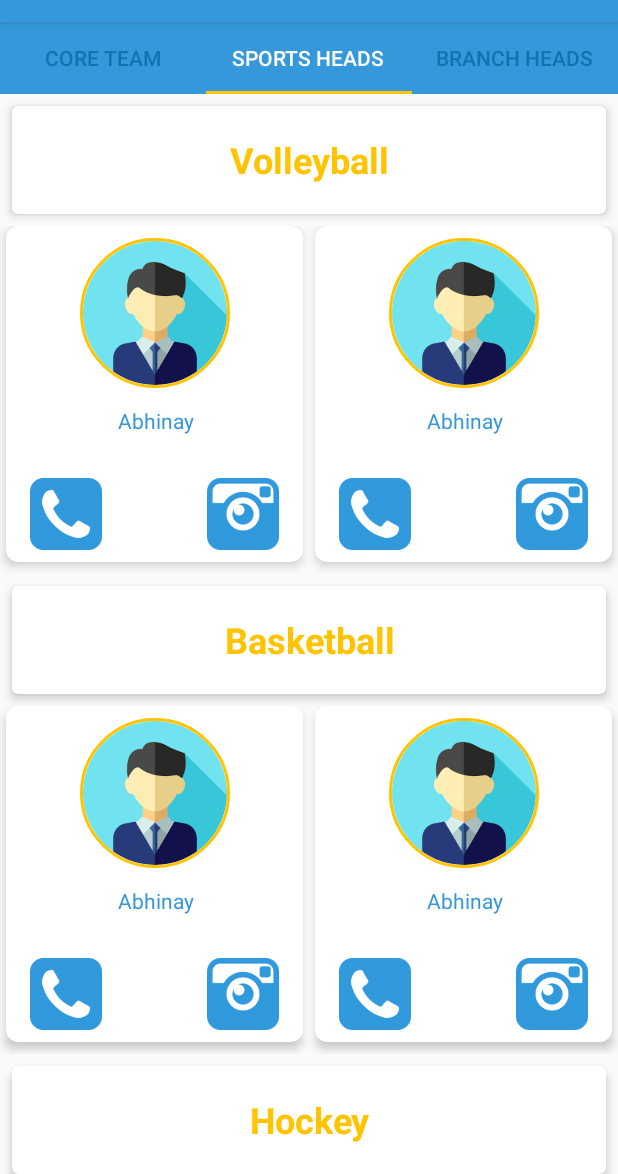
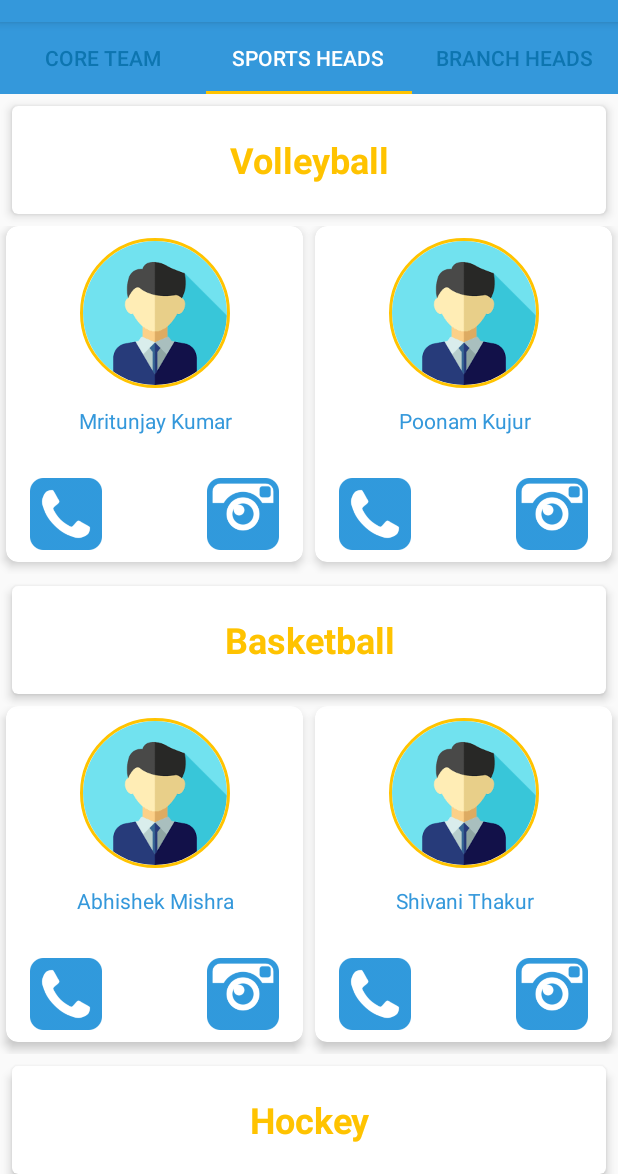
Before and after one commit to DevAdarshAnurag/UrjaNITJSR, an Android app: the CoreTeamFragment screen opened directly, with no data from a screen before it, tab 2 chosen, on a phone screen of 412 x 824 dp, the part 62-1236 px from its top. Run offline under Robolectric (Android 15) with nearby library versions, the phone set to English and light mode, and no system bars; our stand-ins replace CircleImageView.

Commit message:
Added team members and corrected major bug in dev and core adapters

```diff
--- a/app/src/main/java/com/nitjsr/urja1920/Activities/DevelopersActivity.java
+++ b/app/src/main/java/com/nitjsr/urja1920/Activities/DevelopersActivity.java
@@ -23,12 +23,12 @@ public class DevelopersActivity extends AppCompatActivity {
         setContentView(R.layout.activity_developers);
 
         ArrayList<Devperson> devs = new ArrayList<>();
-        devs.add(new Devperson("Adarsh Anurag", "", "", "", R.drawable.avatar));
-        devs.add(new Devperson("Aman Srivastav", "", "", "", R.drawable.avatar));
-        devs.add(new Devperson("Abhinay Kumar", "", "", "", R.drawable.avatar));
-        devs.add(new Devperson("Ritik Raj", "", "", "", R.drawable.avatar));
+        devs.add(new Devperson("Adarsh Anurag", "9801540653", "https://www.instagram.com/adarsh_nightmare_anurag", "", R.drawable.avatar));
+        devs.add(new Devperson("Aman Srivastava", "7903764490", "https://www.instagram.com/", "", R.drawable.avatar));
+        devs.add(new Devperson("Abhinay Kumar", "#", "https://www.instagram.com/", "", R.drawable.avatar));
+        devs.add(new Devperson("Ritik Raj", "#", "https://www.instagram.com/", "", R.drawable.avatar));
         recyclerView = findViewById(R.id.recycler);
-        developerAdapter = new DeveloperAdapter(devs);
+        developerAdapter = new DeveloperAdapter(devs,this);
         recyclerView.setLayoutManager(new LinearLayoutManager(DevelopersActivity.this));
         recyclerView.setAdapter(developerAdapter);
     }
--- a/app/src/main/java/com/nitjsr/urja1920/Adapters/CoreTeamAdapter.java
+++ b/app/src/main/java/com/nitjsr/urja1920/Adapters/CoreTeamAdapter.java
@@ -23,15 +23,15 @@ import de.hdodenhof.circleimageview.CircleImageView;
 public class CoreTeamAdapter extends RecyclerView.Adapter<CoreTeamAdapter.MyViewHolder> {
 
     ArrayList<String> posts;
-    int pos;
     ArrayList<ArrayList<TeamPerson>> persons;
     Context context;
 
 
-    public  CoreTeamAdapter(ArrayList<String>posts, ArrayList<ArrayList<TeamPerson>> persons)
+    public  CoreTeamAdapter(ArrayList<String>posts, ArrayList<ArrayList<TeamPerson>> persons, Context context)
     {
         this.posts=posts;
         this.persons=persons;
+        this.context = context;
     }
 
 
@@ -39,7 +39,7 @@ public class CoreTeamAdapter extends RecyclerView.Adapter<CoreTeamAdapter.MyView
     @NonNull
     @Override
     public MyViewHolder onCreateViewHolder(@NonNull ViewGroup parent, int viewType) {
-        context=parent.getContext();
+
         View view= LayoutInflater.from(parent.getContext()).inflate(R.layout.list_item,parent,false);
         MyViewHolder myViewHolder=new MyViewHolder(view);
         return myViewHolder;
@@ -47,15 +47,13 @@ public class CoreTeamAdapter extends RecyclerView.Adapter<CoreTeamAdapter.MyView
 
     @Override
     public void onBindViewHolder(@NonNull MyViewHolder holder,  int position) {
-        pos=position;
-
         holder.last_person_name.setText(persons.get(position).get(persons.get(position).size()-1).getName());
         holder.last_person_image.setImageResource(persons.get(position).get(persons.get(position).size()-1).getImgurl());
         holder.last_person_phone.setOnClickListener(new View.OnClickListener() {
             @Override
             public void onClick(View view) {
                 Intent intent=new Intent(Intent.ACTION_DIAL);
-                intent.setData(Uri.parse("tel:"+persons.get(pos).get(persons.get(pos).size()-1).getPhone()));
+                intent.setData(Uri.parse("tel:"+persons.get(position).get(persons.get(position).size()-1).getPhone()));
                 context.startActivity(intent);
             }
         });
@@ -63,7 +61,7 @@ public class CoreTeamAdapter extends RecyclerView.Adapter<CoreTeamAdapter.MyView
             @Override
             public void onClick(View view) {
                 Intent intent=new Intent(Intent.ACTION_VIEW);
-                intent.setData(Uri.parse(persons.get(pos).get(persons.get(pos).size()-1).getInsta()));
+                intent.setData(Uri.parse(persons.get(position).get(persons.get(position).size()-1).getInsta()));
                 context.startActivity(intent);
             }
         });
--- a/app/src/main/java/com/nitjsr/urja1920/Adapters/DeveloperAdapter.java
+++ b/app/src/main/java/com/nitjsr/urja1920/Adapters/DeveloperAdapter.java
@@ -8,44 +8,44 @@ import android.view.View;
 import android.view.ViewGroup;
 import android.widget.ImageView;
 import android.widget.TextView;
-import com.nitjsr.urja1920.R;
-import androidx.annotation.NonNull;
-import androidx.recyclerview.widget.RecyclerView;
 
 import com.nitjsr.urja1920.Models.Devperson;
+import com.nitjsr.urja1920.R;
 
 import java.util.ArrayList;
 
+import androidx.annotation.NonNull;
+import androidx.recyclerview.widget.RecyclerView;
 import de.hdodenhof.circleimageview.CircleImageView;
 
 public class DeveloperAdapter extends RecyclerView.Adapter<DeveloperAdapter.MyViewHolder> {
     ArrayList<Devperson> devs;
-    int pos;
     Context context;
-    public  DeveloperAdapter(ArrayList<Devperson> devs)
-    {
-        this.devs=devs;
+
+    public DeveloperAdapter(ArrayList<Devperson> devs, Context context) {
+        this.devs = devs;
+        this.context = context;
     }
 
     @NonNull
     @Override
     public MyViewHolder onCreateViewHolder(@NonNull ViewGroup parent, int viewType) {
-        context=parent.getContext();
-        View view= LayoutInflater.from(parent.getContext()).inflate(R.layout.developers_list_item,parent,false);
-        MyViewHolder viewHolder=new MyViewHolder(view);
+
+        View view = LayoutInflater.from(parent.getContext()).inflate(R.layout.developers_list_item, parent, false);
+        MyViewHolder viewHolder = new MyViewHolder(view);
         return viewHolder;
     }
 
     @Override
     public void onBindViewHolder(@NonNull MyViewHolder holder, int position) {
-        pos=position;
         holder.devname.setText(devs.get(position).getName());
         holder.devimg.setImageResource(devs.get(position).getImg());
         holder.insta.setOnClickListener(new View.OnClickListener() {
             @Override
             public void onClick(View view) {
-                Intent intent=new Intent(Intent.ACTION_VIEW);
-                intent.setData(Uri.parse(devs.get(pos).getInsta()));
+                Intent intent = new Intent(Intent.ACTION_VIEW);
+                intent.setData(Uri.parse(devs.get(position).getInsta()));
+                context.startActivity(intent);
             }
         });
 
@@ -53,18 +53,18 @@ public class DeveloperAdapter extends RecyclerView.Adapter<DeveloperAdapter.MyVi
             @Override
             public void onClick(View view) {
 
-                Intent intent=new Intent(Intent.ACTION_VIEW);
-                intent.setData(Uri.parse(devs.get(pos).getLinkd()));
-
+                Intent intent = new Intent(Intent.ACTION_VIEW);
+                intent.setData(Uri.parse(devs.get(position).getLinkd()));
+                context.startActivity(intent);
             }
         });
 
         holder.whats.setOnClickListener(new View.OnClickListener() {
             @Override
             public void onClick(View view) {
-
-                Intent intent=new Intent(Intent.ACTION_VIEW);
-                intent.setData(Uri.parse(devs.get(pos).getWhats()));
+                Intent intent = new Intent(Intent.ACTION_DIAL);
+                intent.setData(Uri.parse("tel:" + devs.get(position).getWhats()));
+                context.startActivity(intent);
             }
         });
 
@@ -78,15 +78,16 @@ public class DeveloperAdapter extends RecyclerView.Adapter<DeveloperAdapter.MyVi
     class MyViewHolder extends RecyclerView.ViewHolder {
         CircleImageView devimg;
         TextView devname;
-        ImageView insta,linkd,whats;
+        ImageView insta, linkd, whats;
+
         public MyViewHolder(@NonNull View itemView) {
             super(itemView);
 
-            devimg=itemView.findViewById(R.id.dev_image);
-            devname=itemView.findViewById(R.id.dev_name);
-            insta=itemView.findViewById(R.id.insta);
-            whats=itemView.findViewById(R.id.whats);
-            linkd=itemView.findViewById(R.id.linkd);
+            devimg = itemView.findViewById(R.id.dev_image);
+            devname = itemView.findViewById(R.id.dev_name);
+            insta = itemView.findViewById(R.id.insta);
+            whats = itemView.findViewById(R.id.whats);
+            linkd = itemView.findViewById(R.id.linkd);
         }
     }
 }
--- a/app/src/main/java/com/nitjsr/urja1920/Fragments/BranchHeadFragment.java
+++ b/app/src/main/java/com/nitjsr/urja1920/Fragments/BranchHeadFragment.java
@@ -49,30 +49,58 @@ public class BranchHeadFragment extends Fragment {
         fillData();
         recyclerView=view.findViewById(R.id.branch_head_rv);
         recyclerView.setLayoutManager(new LinearLayoutManager(getActivity()));
-        CoreTeamAdapter coreTeamAdapter=new CoreTeamAdapter(posts,persons);
+        CoreTeamAdapter coreTeamAdapter=new CoreTeamAdapter(posts,persons,getContext());
         recyclerView.setAdapter(coreTeamAdapter);
     }
 
     public  void fillData()
     {
-        posts.add("Head");
-        posts.add("Head");
-        posts.add("Head");
+        posts.add("CSE HEAD");
+        posts.add("ECE HEAD");
+        posts.add("EEE HEAD");
+        posts.add("ME HEAD");
+        posts.add("MME HEAD");
+        posts.add("PIE HEAD");
+        posts.add("CE HEAD");
+        posts.add("MCA + MSc HEAD");
 
-        ArrayList<TeamPerson> name=new ArrayList<TeamPerson>();
-        name.add(new TeamPerson("Raja Kumar Singh Sinha Rajput",R.drawable.avatar,"8825326346","http://instagram.com/"));
-        name.add(new TeamPerson("Abhinay",R.drawable.avatar,"8825326346","http://instagram.com/"));
+        ArrayList<TeamPerson> cse=new ArrayList<TeamPerson>();
+        cse.add(new TeamPerson("Sravya",R.drawable.avatar,"9182884051","https://www.instagram.com/sravyalavu"));
+        cse.add(new TeamPerson("Aman Srivastava",R.drawable.avatar,"7903764490","https://www.instagram.com/"));
+
+        ArrayList<TeamPerson> ece=new ArrayList<TeamPerson>();
+        ece.add(new TeamPerson("Amit Prakash",R.drawable.avatar,"7992324380","https://www.instagram.com/im_amit_p"));
+        ece.add(new TeamPerson("Shalini",R.drawable.avatar,"7870328685","http://instagram.com/_shalinisinha_"));
+
+        ArrayList<TeamPerson> eee=new ArrayList<>();
+        eee.add(new TeamPerson("EEE Head",R.drawable.avatar,"",""));
+
+        ArrayList<TeamPerson> me=new ArrayList<>();
+        me.add(new TeamPerson("Amulya Toppo",R.drawable.avatar,"9771229237","https://www.instagram.com/7_dorcas"));
+
+        ArrayList<TeamPerson> mme=new ArrayList<>();
+        mme.add(new TeamPerson("Mansi",R.drawable.avatar,"9973356195","https://www.instagram.com/m.s._.drapetomaniac "));
+        mme.add(new TeamPerson("Aditya Kumar",R.drawable.avatar,"9939721444","https://www.instagram.com/kr_aditya28"));
+
+        ArrayList<TeamPerson> pie=new ArrayList<>();
+        pie.add(new TeamPerson("Abhishek Kumar",R.drawable.avatar,"7004129994","https://www.instagram.com/kumarabhi72/"));
+        pie.add(new TeamPerson("Jyoti Nirala",R.drawable.avatar,"7587309970","https://www.instagram.com/nirala_j/"));
+
+        ArrayList<TeamPerson> ce=new ArrayList<>();
+        ce.add(new TeamPerson("Simran Kour",R.drawable.avatar,"9835330142","https://www.instagram.com/simran_kour735/"));
 
 
-        ArrayList<TeamPerson> name1=new ArrayList<TeamPerson>();
-        name1.add(new TeamPerson("Abhinay",R.drawable.avatar,"8825326346","http://instagram.com/"));
-        name1.add(new TeamPerson("Abhinay",R.drawable.avatar,"8825326346","http://instagram.com/"));
+        ArrayList<TeamPerson> mcamsc=new ArrayList<>();
+        mcamsc.add(new TeamPerson("Jitendranath Tudu",R.drawable.avatar,"9046332109","https://www.instagram.com/tudu_j"));
 
-        ArrayList<TeamPerson> name3=new ArrayList<>();
-        name3.add(new TeamPerson("Abhinay",R.drawable.avatar,"8825326346","http://instagram.com/"));
-        persons.add(name3);
-        persons.add(name1);
-        persons.add(name);
+        persons.add(cse);
+        persons.add(ece);
+        persons.add(eee);
+        persons.add(me);
+        persons.add(mme);
+        persons.add(pie);
+        persons.add(ce);
+        persons.add(mcamsc);
     }
 
 }
--- a/app/src/main/java/com/nitjsr/urja1920/Fragments/CoreTeamFragment.java
+++ b/app/src/main/java/com/nitjsr/urja1920/Fragments/CoreTeamFragment.java
@@ -47,7 +47,7 @@ public class CoreTeamFragment extends Fragment {
         fillData();
         recyclerView=view.findViewById(R.id.core_team_rv);
         recyclerView.setLayoutManager(new LinearLayoutManager(getActivity()));
-        CoreTeamAdapter coreTeamAdapter=new CoreTeamAdapter(posts,persons);
+        CoreTeamAdapter coreTeamAdapter=new CoreTeamAdapter(posts,persons,getContext());
         recyclerView.setAdapter(coreTeamAdapter);
     }
 
@@ -66,29 +66,30 @@ public class CoreTeamFragment extends Fragment {
         posts.add("Core Members");
 
         ArrayList<TeamPerson> name=new ArrayList<TeamPerson>();
-        name.add(new TeamPerson("Swarn Pushpak",R.drawable.avatar,"8340549608","https://www.instagram.com/pushpakjha___"));
+        name.add(new TeamPerson("Swarn Pushpak",R.drawable.avatar,"8340549608","https://www.instagram.com/pushpakjha__"));
 
         ArrayList<TeamPerson> name1=new ArrayList<TeamPerson>();
         name1.add(new TeamPerson("Gurdeep Singh",R.drawable.avatar,"8979660904","https://www.instagram.com/gurdeep_dagar001/"));
 
 
         ArrayList<TeamPerson> name2=new ArrayList<>();
-        name2.add(new TeamPerson("Aditya Parihar",R.drawable.avatar,"#","https://www.instagram.com/"));
+        name2.add(new TeamPerson("Adity Parihar",R.drawable.avatar,"#","https://www.instagram.com/"));
 
         ArrayList<TeamPerson> name3=new ArrayList<>();
         name3.add(new TeamPerson("Naman Kumar",R.drawable.avatar,"#","https://www.instagram.com/"));
 
         ArrayList<TeamPerson> name4=new ArrayList<>();
-        name4.add(new TeamPerson("Aditya Parihar",R.drawable.avatar,"#","https://www.instagram.com/"));
+        name4.add(new TeamPerson("Surendra Junawa",R.drawable.avatar,"8078671778","https://www.instagram.com/s_junawa"));
+        name4.add(new TeamPerson("E. Rajesh",R.drawable.avatar,"#","https://www.instagram.com/"));
 
 
         ArrayList<TeamPerson> name5=new ArrayList<>();
-        name5.add(new TeamPerson("Surendra Junawa",R.drawable.avatar,"#","https://www.instagram.com/"));
-        name5.add(new TeamPerson("E. Rajesh",R.drawable.avatar,"#","https://www/instagram.com/"));
+        name5.add(new TeamPerson("Gaurav Sushil",R.drawable.avatar,"8409223262","https://www.instagram.com/gaurav.sushil.71"));
+        name5.add(new TeamPerson("Shivani Thakur",R.drawable.avatar,"7073966727,","https://www/instagram.com/_vivacious_28"));
 
         ArrayList<TeamPerson> name6=new ArrayList<>();
-        name6.add(new TeamPerson("Sandeep",R.drawable.avatar,"#","https://www.instagram.com/"));
-        name6.add(new TeamPerson("Rahul",R.drawable.avatar,"#","https://www/instagram.com/"));
+        name6.add(new TeamPerson("Sandeep",R.drawable.avatar,"9133553472","https://www.instagram.com/sandeep_sunny_036"));
+        name6.add(new TeamPerson("Rahul",R.drawable.avatar,"7903939288","https://www.instagram.com/rahulanand.ra28"));
 
         ArrayList<TeamPerson> name7=new ArrayList<>();
         name7.add(new TeamPerson("Harshit Saini",R.drawable.avatar,"#","https://www.instagram.com/hundred.pac.abs/"));
@@ -98,11 +99,32 @@ public class CoreTeamFragment extends Fragment {
         name8.add(new TeamPerson("Aman Kr. Srivastava",R.drawable.avatar,"#","https://www/instagram.com/"));
 
         ArrayList<TeamPerson> name9=new ArrayList<>();
-        name9.add(new TeamPerson("Sudhanshu Prakash",R.drawable.avatar,"#","https://www.instagram.com/"));
-        name9.add(new TeamPerson("Surya Prakash",R.drawable.avatar,"#","https://www/instagram.com/"));
+        name9.add(new TeamPerson("Sudhanshu Prakash",R.drawable.avatar,"8862927236","https://www.instagram.com/surya__1301"));
+        name9.add(new TeamPerson("Surya Prakash",R.drawable.avatar,"7004696939","https://www/instagram.com/d4danton"));
 
         ArrayList<TeamPerson> name10=new ArrayList<>();
+
         name10.add(new TeamPerson("Mukesh Yadav",R.drawable.avatar,"#","https://www.instagram.com/"));
+        name10.add(new TeamPerson("Ankit Kumar",R.drawable.avatar,"7004768402","https://www.instagram.com/ankit_agr49"));
+        name10.add(new TeamPerson("Sagar Rai",R.drawable.avatar,"7020402576","https://www.instagram.com/sagar_rai_21"));
+        name10.add(new TeamPerson("Ravinder Meena",R.drawable.avatar,"8076933910","https://www.instagram.com/7_delrio"));
+        name10.add(new TeamPerson("Amitabh Bhardwaj",R.drawable.avatar,"8789402491","https://www.instagram.com/"));
+        name10.add(new TeamPerson("Nishant Kumar",R.drawable.avatar,"6299210223","https://www.instagram.com/nishantkumar7006"));
+        name10.add(new TeamPerson("Prashant Gupta",R.drawable.avatar,"7004465117","https://www.instagram.com/_just__being___me_"));
+        name10.add(new TeamPerson("Mounika",R.drawable.avatar,"####","https://www.instagram.com/"));
+        name10.add(new TeamPerson("Mighty",R.drawable.avatar,"7013979401","https://www.instagram.com/ravelmighty"));
+        name10.add(new TeamPerson("Rajat Singh",R.drawable.avatar,"######","https://www.instagram.com/"));
+        name10.add(new TeamPerson("Poonam",R.drawable.avatar,"######","https://www.instagram.com/"));
+        name10.add(new TeamPerson("Rekha Kumari",R.drawable.avatar,"7488998791","https://www.instagram.com/rekkaljugani"));
+        name10.add(new TeamPerson("Vipin Singh Negi",R.drawable.avatar,"7651928718","https://www.instagram.com/vipin_singh_negi"));
+        name10.add(new TeamPerson("Rohan Sharma",R.drawable.avatar,"8804908434","https://www.instagram.com/coz.m.batman"));
+        name10.add(new TeamPerson("Shubhash Chandra Munda",R.drawable.avatar,"#","https://www.instagram.com/"));
+        name10.add(new TeamPerson("Abhishek Kumar",R.drawable.avatar,"#","https://www.instagram.com/"));
+        name10.add(new TeamPerson("Yash Kumar Jhanwar",R.drawable.avatar,"9602273553","https://www.instagram.com/yash_jhanwar_yj"));
+        name10.add(new TeamPerson("Amulya Toppo",R.drawable.avatar,"9771229237","https://www.instagram.com/7_dorcas"));
+        name10.add(new TeamPerson("Anudeep Reddy",R.drawable.avatar,"#","https://www.instagram.com/"));
+
+
 
 
         persons.add(name);
--- a/app/src/main/java/com/nitjsr/urja1920/Fragments/SportsHeadFragment.java
+++ b/app/src/main/java/com/nitjsr/urja1920/Fragments/SportsHeadFragment.java
@@ -45,7 +45,7 @@ public class SportsHeadFragment extends Fragment {
         fillData();
         recyclerView=view.findViewById(R.id.sports_head_rv);
         recyclerView.setLayoutManager(new LinearLayoutManager(getActivity()));
-        CoreTeamAdapter coreTeamAdapter=new CoreTeamAdapter(posts,persons);
+        CoreTeamAdapter coreTeamAdapter=new CoreTeamAdapter(posts,persons,getContext());
         recyclerView.setAdapter(coreTeamAdapter);
     }
 
@@ -62,22 +62,55 @@ public class SportsHeadFragment extends Fragment {
         posts.add("Chess");
         posts.add("Football");
 
-        ArrayList<TeamPerson> name=new ArrayList<TeamPerson>();
-        name.add(new TeamPerson("Raja Kumar Singh Sinha Rajput",R.drawable.avatar,"8825326346","http://instagram.com/"));
-        name.add(new TeamPerson("Abhinay",R.drawable.avatar,"8825326346","http://instagram.com/"));
+        ArrayList<TeamPerson> VolleyHead=new ArrayList<TeamPerson>();
+        VolleyHead.add(new TeamPerson("Mritunjay Kumar",R.drawable.avatar,"######","http://instagram.com/"));
+        VolleyHead.add(new TeamPerson("Poonam Kujur",R.drawable.avatar,"####","http://instagram.com/"));
+
+        ArrayList<TeamPerson> BasketHead=new ArrayList<TeamPerson>();
+        BasketHead.add(new TeamPerson("Abhishek Mishra",R.drawable.avatar,"#######","http://instagram.com/"));
+        BasketHead.add(new TeamPerson("Shivani Thakur",R.drawable.avatar,"7073966727","http://instagram.com/_vivacious_28"));
+
+        ArrayList<TeamPerson> HockeyHead=new ArrayList<TeamPerson>();
+        HockeyHead.add(new TeamPerson("Akash Kumar Rajwar",R.drawable.avatar,"7004316234","http://instagram.com/badass_rajwar_7"));
 
 
-        ArrayList<TeamPerson> name1=new ArrayList<TeamPerson>();
-        name1.add(new TeamPerson("Abhinay",R.drawable.avatar,"8825326346","http://instagram.com/"));
-        name1.add(new TeamPerson("Abhinay",R.drawable.avatar,"8825326346","http://instagram.com/"));
+        ArrayList<TeamPerson> AthletHead=new ArrayList<TeamPerson>();
+        AthletHead.add(new TeamPerson("Surendra Junawa",R.drawable.avatar,"#######","http://instagram.com/"));
+        AthletHead.add(new TeamPerson("Riya Mehta",R.drawable.avatar,"7870349214","http://instagram.com/"));
+
+        ArrayList<TeamPerson> BadHead=new ArrayList<TeamPerson>();
+        BadHead.add(new TeamPerson("Basant Jha",R.drawable.avatar,"8340355127","http://instagram.com/basantjha70"));
+        BadHead.add(new TeamPerson("Smita Kumari",R.drawable.avatar,"####","http://instagram.com/"));
+
+        ArrayList<TeamPerson> TableHead=new ArrayList<TeamPerson>();
+        TableHead.add(new TeamPerson("Yatharth Rohtagi",R.drawable.avatar,"######","http://instagram.com/"));
+        TableHead.add(new TeamPerson("Shrutika",R.drawable.avatar,"7632007676","http://instagram.com/shrutikashukla7"));
+
+        ArrayList<TeamPerson> CricketHead=new ArrayList<TeamPerson>();
+        CricketHead.add(new TeamPerson("Surendra Oraon",R.drawable.avatar,"######","http://instagram.com/"));
 
 
-        ArrayList<TeamPerson> name3=new ArrayList<>();
-        name3.add(new TeamPerson("Abhinay",R.drawable.avatar,"8825326346","http://instagram.com/"));
-        name3.add(new TeamPerson("Abhinay",R.drawable.avatar,"8825326346","http://instagram.com/"));
-        persons.add(name3);
-        persons.add(name1);
-        persons.add(name);
-    }
+        ArrayList<TeamPerson> ChessHead=new ArrayList<TeamPerson>();
+        ChessHead.add(new TeamPerson("Isharul Haque",R.drawable.avatar,"8210274067","http://instagram.com/isharulhaque"));
+        ChessHead.add(new TeamPerson("Usha",R.drawable.avatar,"#######","http://instagram.com/"));
+
+
+
+        ArrayList<TeamPerson> FootballHead=new ArrayList<TeamPerson>();
+        FootballHead.add(new TeamPerson("Gurdeep Singh Dagar",R.drawable.avatar,"8979660904","http://instagram.com/gurdeep_dagar001"));
+
+
+
+        persons.add(VolleyHead);
+        persons.add(BasketHead);
+        persons.add(HockeyHead);
+        persons.add(AthletHead);
+        persons.add(BadHead);
+        persons.add(TableHead);
+        persons.add(CricketHead);
+        persons.add(ChessHead);
+        persons.add(FootballHead);
+
+         }
 
 }
```
